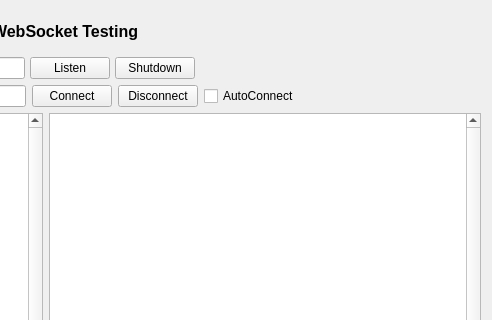
Qt form QtGuiApplicationTest/QtGuiApplicationTest/MiscellaneousQWebSocket.ui (xautshuanglong/QtLearningRepository) before a commit; both pictures show x 401 to 893 and y 0 to 320 of the 893 by 886 pixel window.
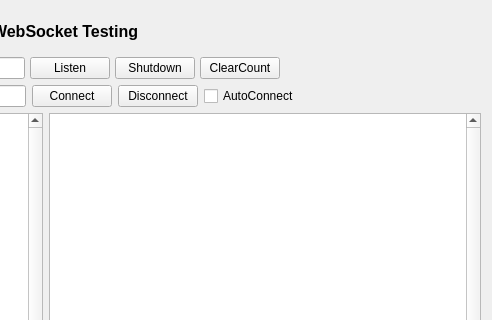
The same form after that commit.

Diff of the .ui file:
```diff
--- a/QtGuiApplicationTest/QtGuiApplicationTest/MiscellaneousQWebSocket.ui
+++ b/QtGuiApplicationTest/QtGuiApplicationTest/MiscellaneousQWebSocket.ui
@@ -271,6 +271,13 @@
           </property>
          </widget>
         </item>
+        <item>
+         <widget class="QPushButton" name="btnClearCount">
+          <property name="text">
+           <string>ClearCount</string>
+          </property>
+         </widget>
+        </item>
         <item>
          <spacer name="horizontalSpacer_3">
           <property name="orientation">
```
